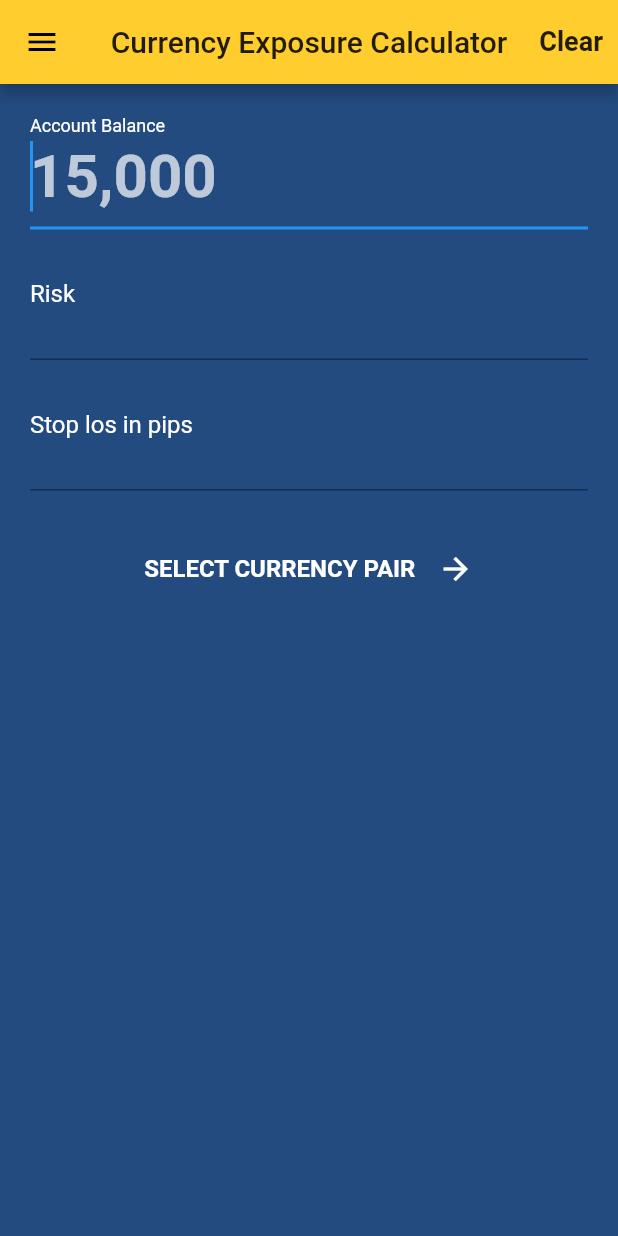
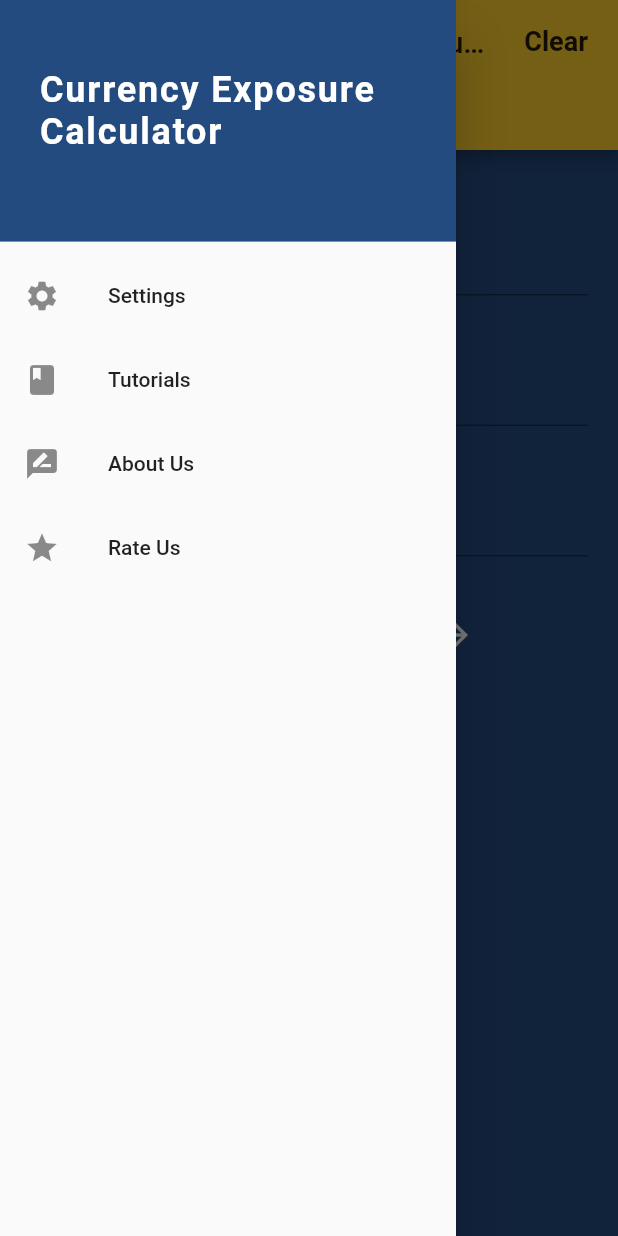
Before and after one commit to umar-101/Flutter-Development, a Flutter app: the screen it shows after launch, in the side drawer, after a tap on the "arrow forward" icon, on a phone screen of 412 x 824 dp. Run offline on Flutter 3.47's test engine with Material 2 defaults, Android fonts, the phone set to English and light mode, and no system bars.

```diff
--- a/lib/Screens/home_screen.dart
+++ b/lib/Screens/home_screen.dart
@@ -2,6 +2,7 @@ import 'package:flutter/material.dart';
 import 'package:trading_app/Screens/currencypair_screen.dart';
 import 'constants.dart';
 import 'package:trading_app/Screens/settings.dart';
+import 'package:trading_app/Widgets/app_bar.dart';
 
 class HomeScreen extends StatefulWidget {
   @override
@@ -15,34 +16,9 @@ class _HomeScreenState extends State<HomeScreen> {
   Widget build(BuildContext context) {
     return Scaffold(
       backgroundColor: Theme.of(context).scaffoldBackgroundColor,
-      appBar: AppBar(
-        backgroundColor: Color(0xFFFFCE2E),
-        leading: Builder(
-          builder: (BuildContext context) {
-            return IconButton(
-              icon: const Icon(Icons.menu),
-              onPressed: () {
-                Scaffold.of(context).openDrawer();
-              },
-              tooltip: MaterialLocalizations.of(context).openAppDrawerTooltip,
-            );
-          },
-        ),
-        title: const Text('Currency Exposure Calculator'),
-        centerTitle: true,
-        actions: <Widget>[
-          Padding(
-            padding: EdgeInsets.fromLTRB(0.0, 17.0, 10.0, 17.0),
-            child: Text(
-              'Clear',
-              style: TextStyle(
-                fontSize: 18.0,
-                fontWeight: FontWeight.w600,
-                color: Colors.black87,
-              ),
-            ),
-          ),
-        ],
+      appBar: PreferredSize(
+        preferredSize: const Size.fromHeight(100),
+        child: MainAppBar(),
       ),
       drawer: Drawer(
         child: ListView(
@@ -52,7 +28,8 @@ class _HomeScreenState extends State<HomeScreen> {
                 padding: const EdgeInsets.symmetric(
                     horizontal: 10.0, vertical: 30.0),
                 child: Text(
-                  'Currency Exposure\n Calculator',
+                  'Currency Exposure Calculator',
+                  maxLines: 2,
                   style: TextStyle(
                     fontSize: 24.0,
                     fontWeight: FontWeight.bold,
--- a/lib/Widgets/app_bar.dart
+++ b/lib/Widgets/app_bar.dart
@@ -1,79 +1,40 @@
 import 'package:flutter/material.dart';
 
-// class AppBar extends StatelessWidget {
-//   AppBar({this.leading, this.title, this.centerTitle, this.actions});
-
-//   final Widget leading;
-//   final Widget title;
-//   final bool centerTitle;
-//   final List actions;
-//   @override
-//   Widget build(BuildContext context) {
-//     return AppBar(
-//       leading: Builder(
-//         builder: (BuildContext context) {
-//           return IconButton(
-//             icon: const Icon(Icons.menu),
-//             onPressed: () {
-//               Scaffold.of(context).openDrawer();
-//             },
-//             tooltip: MaterialLocalizations.of(context).openAppDrawerTooltip,
-//           );
-//         },
-//       ),
-//       title: const Text('AppBar Demo'),
-//       centerTitle: true,
-//       actions: <Widget>[
-//         Padding(
-//           padding: EdgeInsets.symmetric(vertical: 17.0, horizontal: 20.0),
-//           child: Text(
-//             'Clear',
-//             style: TextStyle(
-//               fontSize: 18.0,
-//               fontWeight: FontWeight.w600,
-//               color: Colors.white70,
-//             ),
-//           ),
-//         ),
-//       ],
-//     );
-//   }
-// }
-
-class SliverMultilineAppBar extends StatelessWidget {
-  final String title;
-  final Widget leading;
-  final List<Widget> actions;
-
-  SliverMultilineAppBar({this.title, this.leading, this.actions});
+class MainAppBar extends StatelessWidget {
+  const MainAppBar({
+    Key key,
+  }) : super(key: key);
 
   @override
   Widget build(BuildContext context) {
-    final mediaQuery = MediaQuery.of(context);
-
-    double availableWidth = mediaQuery.size.width - 160;
-    if (actions != null) {
-      availableWidth -= 32 * actions.length;
-    }
-    if (leading != null) {
-      availableWidth -= 32;
-    }
-    return SliverAppBar(
-      expandedHeight: 120.0,
-      forceElevated: true,
-      leading: leading,
-      actions: actions,
-      flexibleSpace: FlexibleSpaceBar(
-        title: ConstrainedBox(
-          constraints: BoxConstraints(
-            maxWidth: availableWidth,
-          ),
+    return AppBar(
+      backgroundColor: Color(0xFFFFCE2E),
+      leading: Builder(
+        builder: (BuildContext context) {
+          return IconButton(
+            icon: const Icon(Icons.menu),
+            onPressed: () {
+              Scaffold.of(context).openDrawer();
+            },
+            tooltip: MaterialLocalizations.of(context).openAppDrawerTooltip,
+          );
+        },
+      ),
+      title: const Text('Currency Exposure Calculator'),
+      centerTitle: true,
+      actions: <Widget>[
+        Padding(
+          padding: EdgeInsets.symmetric(vertical: 17.0, horizontal: 20.0),
           child: Text(
-            title,
-            textScaleFactor: .8,
+            'Clear',
+            style: TextStyle(
+              fontSize: 18.0,
+              fontWeight: FontWeight.w600,
+              color: Colors.black87,
+            ),
           ),
         ),
-      ),
+      ],
     );
   }
 }
```
Also changed, not shown: lib/Screens/currencypair_screen.dart (+4 -28 lines), trading_app/lib/main.dart (deleted, +0 -117 lines), trading_app/pubspec.yaml (deleted, +0 -76 lines), pubspec.lock, trading_app/pubspec.lock (deleted), 59 other files.
